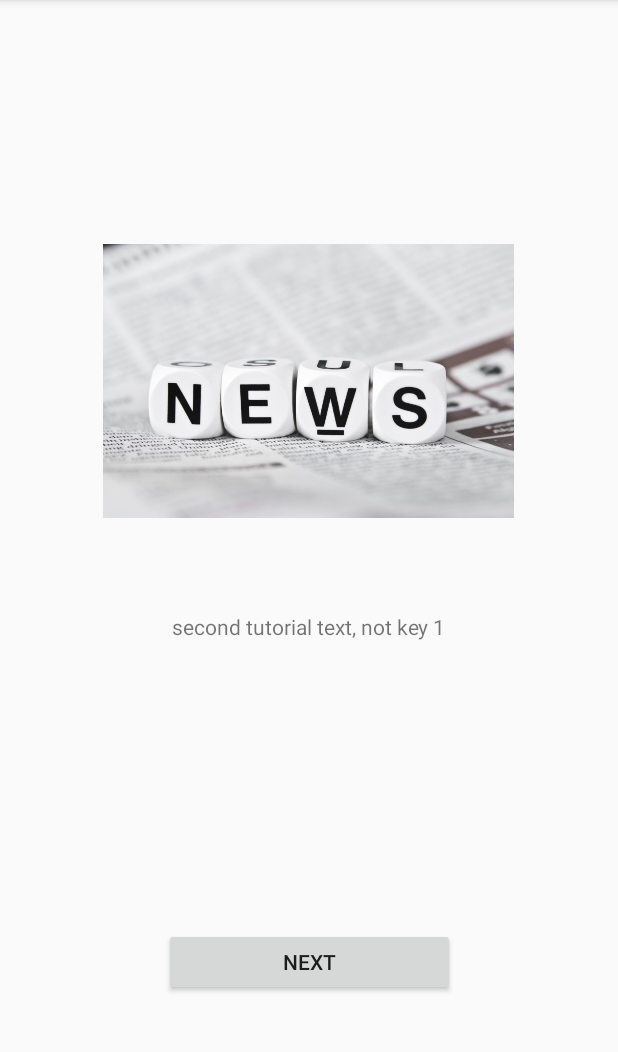
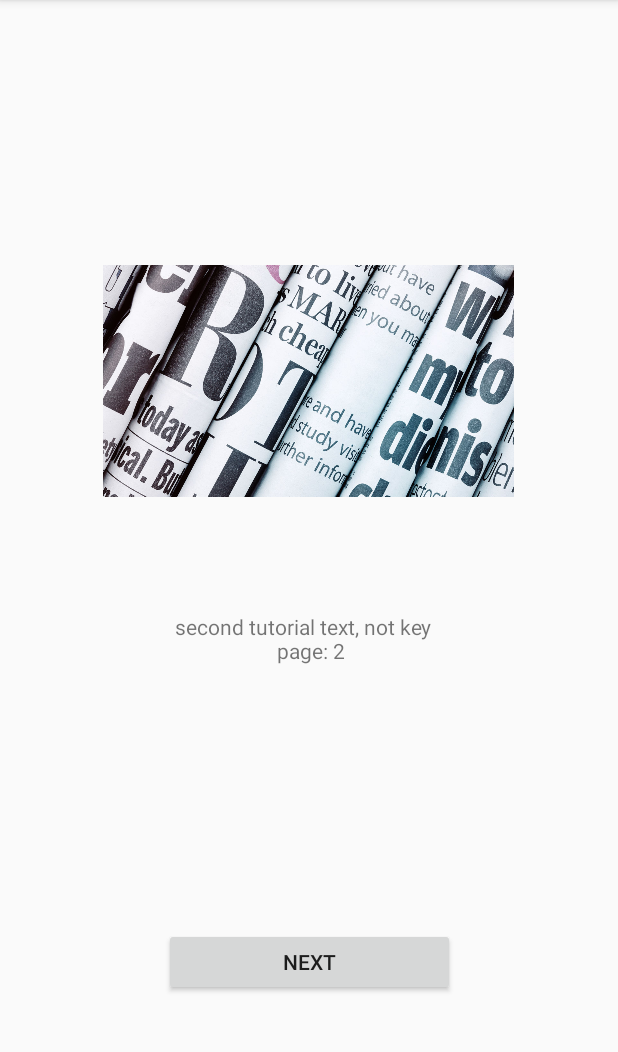
Before and after one commit to lzukt-app/tomas-news-app, an Android app: the screen it shows after launch (TutorialActivity), after a tap on "NEXT", on a phone screen of 412 x 824 dp, the part 84-1136 px from its top. Run offline under Robolectric (Android 15) with nearby library versions, the phone set to English and light mode, and no system bars.

Commit message:
Dinaminis paveiksliuku sukurimas.

```diff
--- a/app/src/main/java/com/example/tomas_news_app/TutorialActivity.kt
+++ b/app/src/main/java/com/example/tomas_news_app/TutorialActivity.kt
@@ -13,21 +13,44 @@ class TutorialActivity : AppCompatActivity() {
             .beginTransaction()
             .replace(
                 R.id.container,
-                TutorialItemFragment.newInstance(getString(R.string.tutorial_first_page_label), 0)
+                TutorialItemFragment.newInstance(
+                    R.drawable.news_img_0,
+                    getString(R.string.tutorial_first_page_label),
+                    1
+                )
             )
             .commit()
     }
 
-    fun showNext(page: Int) {
-        if (page == 10) {
+    fun showNext(currentPage: Int) {
+        if (currentPage == 3) {
             finish()
             return
+        }
+        val fragment = when (currentPage) {
+            1 ->
+                TutorialItemFragment.newInstance(
+                    R.drawable.news_img_1,
+                    getString(R.string.tutorial_second_page_label),
+                    currentPage + 1
+                )
+            2 ->
+                TutorialItemFragment.newInstance(
+                    R.drawable.news_img_2,
+                    getString(R.string.tutorial_second_page_label),
+                    currentPage + 1
+                )
+            else -> TutorialItemFragment.newInstance(
+                R.drawable.news_img_0,
+                getString(R.string.tutorial_second_page_label),
+                currentPage + 1
+            )
         }
         supportFragmentManager
             .beginTransaction()
             .replace(
                 R.id.container,
-                TutorialItemFragment.newInstance("second tutorial text, not key", page + 1)
+                fragment
             )
             .commit()
     }
--- a/app/src/main/java/com/example/tomas_news_app/TutorialItemFragment.kt
+++ b/app/src/main/java/com/example/tomas_news_app/TutorialItemFragment.kt
@@ -10,10 +10,13 @@ import kotlinx.android.synthetic.main.fragment_tutorial.*
 
 class TutorialItemFragment : Fragment() {
 
-    lateinit var tutorialText: String
-    var page: Int = 0
+    private var tutorialImage: Int = 0
+    private lateinit var tutorialText: String
+    var page: Int = -1
+
     override fun onCreate(savedInstanceState: Bundle?) {
         super.onCreate(savedInstanceState)
+        tutorialImage = arguments!!.getInt(KEY_IMAGE)
         tutorialText = arguments!!.getString(KEY_LABEL) ?: ""
         page = arguments!!.getInt(KEY_PAGE)
     }
@@ -29,18 +32,21 @@ class TutorialItemFragment : Fragment() {
     @SuppressLint("SetTextI18n")
     override fun onViewCreated(view: View, savedInstanceState: Bundle?) {
         super.onViewCreated(view, savedInstanceState)
-        textView.text = "$tutorialText $page"
+        textView.text = "$tutorialText  \n page: $page"
+        appCompatImageView.setImageResource(tutorialImage)
         btnNext.setOnClickListener {
             (requireActivity() as TutorialActivity).showNext(page)
         }
     }
 
     companion object {
+        private const val KEY_IMAGE = "tutorial_image"
         private const val KEY_LABEL = "tutorial_text"
         private const val KEY_PAGE = "page"
 
-        fun newInstance(tutorialText: String, page: Int): TutorialItemFragment {
+        fun newInstance(tutorialImage: Int, tutorialText: String, page: Int): TutorialItemFragment {
             val arguments = Bundle()
+            arguments.putInt(KEY_IMAGE, tutorialImage)
             arguments.putString(KEY_LABEL, tutorialText)
             arguments.putInt(KEY_PAGE, page)
             val fragment = TutorialItemFragment()
--- a/app/src/main/res/layout/fragment_tutorial.xml
+++ b/app/src/main/res/layout/fragment_tutorial.xml
@@ -9,7 +9,7 @@
         android:id="@+id/appCompatImageView"
         android:layout_width="274dp"
         android:layout_height="272dp"
-        android:src="@drawable/news_img"
+        android:src="@drawable/news_img_0"
         app:layout_constraintBottom_toBottomOf="parent"
         app:layout_constraintEnd_toEndOf="parent"
         app:layout_constraintHorizontal_bias="0.496"
--- a/app/src/main/res/values/strings.xml
+++ b/app/src/main/res/values/strings.xml
@@ -4,4 +4,5 @@
     <!-- TODO: Remove or change this placeholder text -->
     <string name="hello_blank_fragment">Hello blank fragment</string>
     <string name="tutorial_first_page_label">actual tutorial text, not key</string>
+    <string name="tutorial_second_page_label">second tutorial text, not key</string>
 </resources>
```
Also changed, not shown: app/src/main/res/drawable/news_img_0.jpg (renamed from app/src/main/res/drawable/news_img.jpg), app/src/main/res/drawable/news_img_1.jpg (added), app/src/main/res/drawable/news_img_2.jpg (added).
